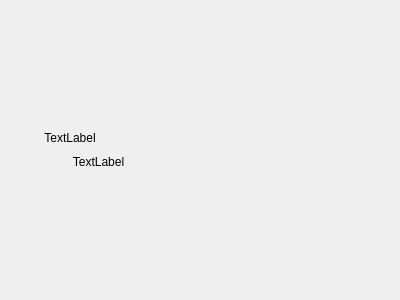
Above: ibed/controls/serverethwidget.ui from semerlin/ibed before the change. Below: the same form after it.
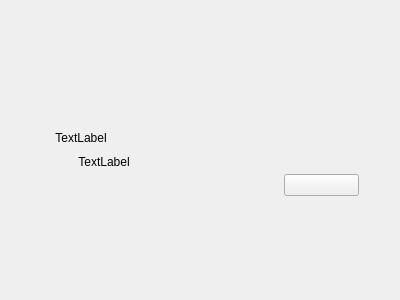
That is the form after the change. Custom widgets are drawn as their Qt base class.

Diff of the .ui file:
```diff
--- a/ibed/controls/serverethwidget.ui
+++ b/ibed/controls/serverethwidget.ui
@@ -13,19 +13,7 @@
   <property name="windowTitle">
    <string>Form</string>
   </property>
-  <layout class="QHBoxLayout" name="horizontalLayout">
-   <property name="leftMargin">
-    <number>0</number>
-   </property>
-   <property name="topMargin">
-    <number>0</number>
-   </property>
-   <property name="rightMargin">
-    <number>0</number>
-   </property>
-   <property name="bottomMargin">
-    <number>0</number>
-   </property>
+  <layout class="QHBoxLayout" name="horizontalLayout_2">
    <item>
     <layout class="QVBoxLayout" name="verticalLayout">
      <property name="spacing">
@@ -134,7 +122,67 @@
         </spacer>
        </item>
        <item>
-        <widget class="LabelLineEdit" name="widgetPort" native="true"/>
+        <widget class="LabelLineEdit" name="widgetPort" native="true">
+         <property name="sizePolicy">
+          <sizepolicy hsizetype="Preferred" vsizetype="Preferred">
+           <horstretch>0</horstretch>
+           <verstretch>0</verstretch>
+          </sizepolicy>
+         </property>
+         <property name="minimumSize">
+          <size>
+           <width>0</width>
+           <height>0</height>
+          </size>
+         </property>
+        </widget>
+       </item>
+       <item>
+        <spacer name="verticalSpacer_6">
+         <property name="orientation">
+          <enum>Qt::Vertical</enum>
+         </property>
+         <property name="sizeHint" stdset="0">
+          <size>
+           <width>20</width>
+           <height>40</height>
+          </size>
+         </property>
+        </spacer>
+       </item>
+       <item>
+        <layout class="QHBoxLayout" name="horizontalLayout">
+         <item>
+          <widget class="QLabel" name="labelStatus">
+           <property name="text">
+            <string/>
+           </property>
+          </widget>
+         </item>
+         <item>
+          <widget class="QPushButton" name="pushButtonConnect">
+           <property name="text">
+            <string/>
+           </property>
+          </widget>
+         </item>
+         <item>
+          <spacer name="horizontalSpacer">
+           <property name="orientation">
+            <enum>Qt::Horizontal</enum>
+           </property>
+           <property name="sizeType">
+            <enum>QSizePolicy::Fixed</enum>
+           </property>
+           <property name="sizeHint" stdset="0">
+            <size>
+             <width>30</width>
+             <height>20</height>
+            </size>
+           </property>
+          </spacer>
+         </item>
+        </layout>
        </item>
       </layout>
      </item>
```
